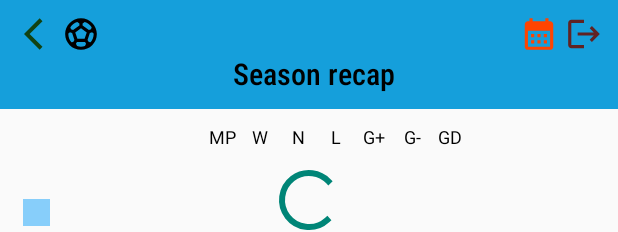
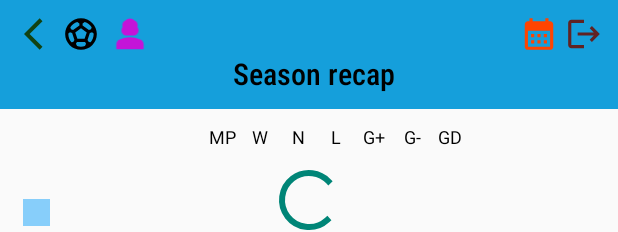
Before and after one commit to misterGas/CalcioFemminilePredictor, an Android app: the layout fragment_season_recap.xml on its own in the app's theme, with its tools: preview values and no code run, on a phone screen of 412 x 824 dp. Shown: the top 232 px of the screen. Run offline under Robolectric (Android 15) with nearby library versions, the phone set to English and light mode, and no system bars.

Commit message:
First commit

```diff
--- /dev/null
+++ b/app/src/main/res/drawable/mvp_standings.xml
@@ -0,0 +1,7 @@
+<vector xmlns:android="http://schemas.android.com/apk/res/android" android:height="24dp" android:tint="#C314D8" android:viewportHeight="24" android:viewportWidth="24" android:width="24dp">
+
+    <path android:fillColor="@android:color/white" android:pathData="M18.39,14.56C16.71,13.7 14.53,13 12,13c-2.53,0 -4.71,0.7 -6.39,1.56C4.61,15.07 4,16.1 4,17.22V20h16v-2.78C20,16.1 19.39,15.07 18.39,14.56z"/>
+
+    <path android:fillColor="@android:color/white" android:pathData="M10,12c0.17,0 3.83,0 4,0c1.66,0 3,-1.34 3,-3c0,-0.73 -0.27,-1.4 -0.71,-1.92C16.42,6.75 16.5,6.38 16.5,6c0,-1.25 -0.77,-2.32 -1.86,-2.77C14,2.48 13.06,2 12,2s-2,0.48 -2.64,1.23C8.27,3.68 7.5,4.75 7.5,6c0,0.38 0.08,0.75 0.21,1.08C7.27,7.6 7,8.27 7,9C7,10.66 8.34,12 10,12z"/>
+
+</vector>
--- a/app/src/main/res/layout-land/fragment_season_recap.xml
+++ b/app/src/main/res/layout-land/fragment_season_recap.xml
@@ -68,6 +68,16 @@
                 android:tooltipText="@string/scorers_standings"
                 android:contentDescription="@string/scorers_standings"
                 android:layout_toEndOf="@id/back_to_championship_prediction" />
+
+            <ImageView
+                android:id="@+id/mvp_standings"
+                android:layout_width="29sp"
+                android:layout_height="27sp"
+                android:src="@drawable/mvp_standings"
+                android:tooltipText="@string/mvp_standings"
+                android:contentDescription="@string/mvp_standings"
+                android:layout_marginStart="5sp"
+                android:layout_toEndOf="@id/scorers_standings" />
 
             <TextView
                 android:id="@+id/championship_name_season_recap"
--- a/app/src/main/res/layout/fragment_season_recap.xml
+++ b/app/src/main/res/layout/fragment_season_recap.xml
@@ -68,6 +68,16 @@
                 android:tooltipText="@string/scorers_standings"
                 android:contentDescription="@string/scorers_standings"
                 android:layout_toEndOf="@id/back_to_championship_prediction" />
+
+            <ImageView
+                android:id="@+id/mvp_standings"
+                android:layout_width="29sp"
+                android:layout_height="27sp"
+                android:src="@drawable/mvp_standings"
+                android:tooltipText="@string/mvp_standings"
+                android:contentDescription="@string/mvp_standings"
+                android:layout_marginStart="5sp"
+                android:layout_toEndOf="@id/scorers_standings" />
 
             <TextView
                 android:id="@+id/championship_name_season_recap"
--- a/app/src/main/res/values/strings.xml
+++ b/app/src/main/res/values/strings.xml
@@ -408,6 +408,7 @@
     <string name="official_result_info1">At the end of the match result prediction survey, with</string>
 
     <string name="scorers_standings">Scorers standings</string>
+    <string name="mvp_standings">MVP standings</string>
 
     <!--States names translated-->
     <string name="albania">Albania</string>
```
Also changed, not shown: app/src/main/java/com/embeddedproject/calciofemminileitaliano/SeasonRecap.kt (+29 -0 lines), 1 other file.
